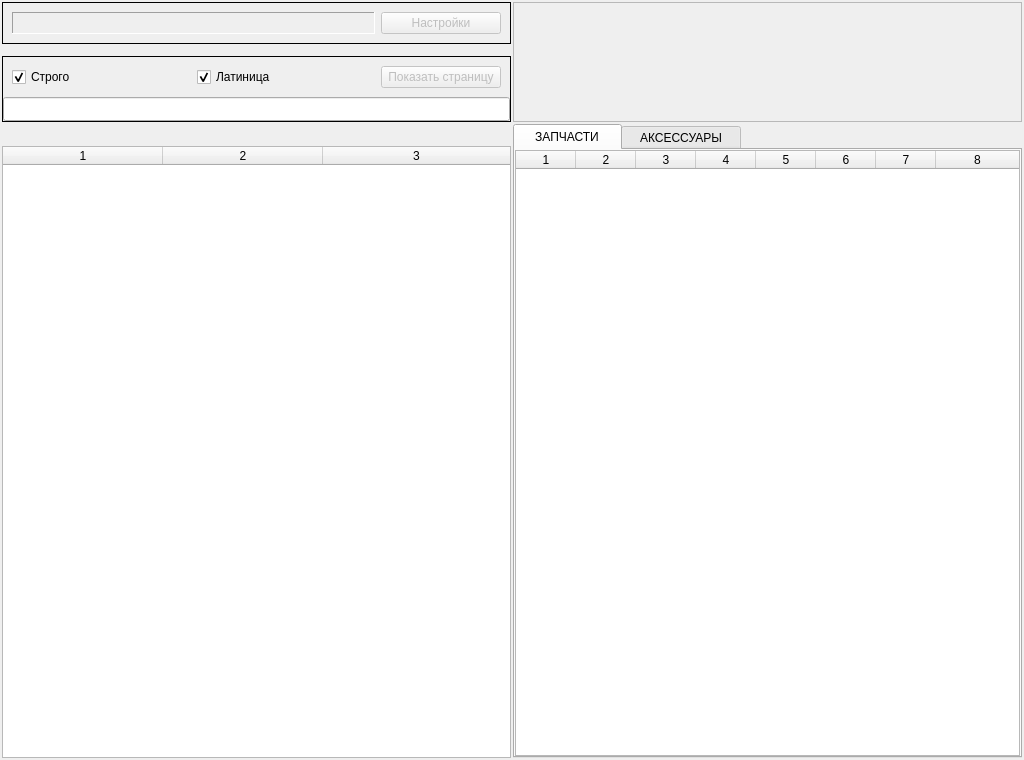
Before: the Qt Designer form window_main.ui in Wrexan/MDA, drawn with Qt 5.
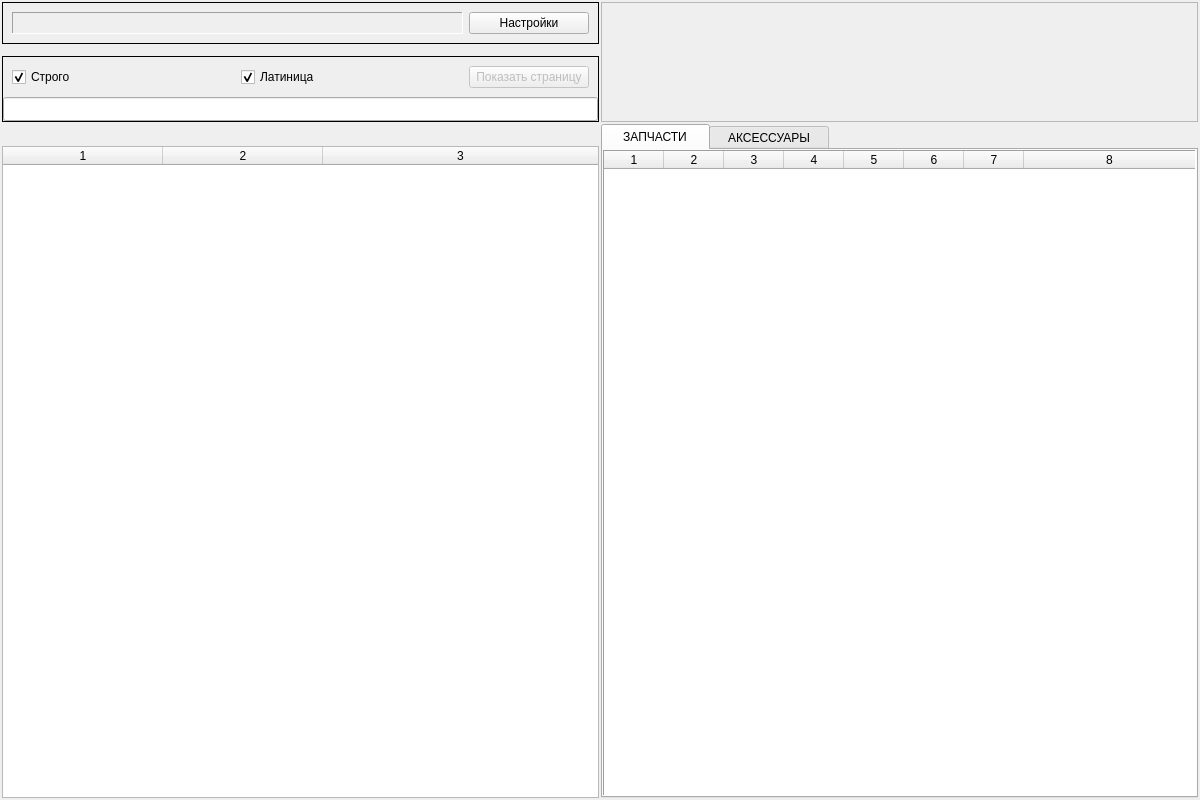
After: the same form once the commit is applied. Icons and pictures are not drawn.

What changed in the file:
```diff
--- a/window_main.ui
+++ b/window_main.ui
@@ -6,8 +6,8 @@
    <rect>
     <x>0</x>
     <y>0</y>
-    <width>1024</width>
-    <height>760</height>
+    <width>1200</width>
+    <height>800</height>
    </rect>
   </property>
   <property name="windowTitle">
@@ -137,9 +137,6 @@
              </item>
              <item>
               <widget class="QPushButton" name="pushButton_2">
-               <property name="enabled">
-                <bool>false</bool>
-               </property>
                <property name="maximumSize">
                 <size>
                  <width>120</width>
@@ -338,7 +335,7 @@
            <rect>
             <x>0</x>
             <y>0</y>
-            <width>507</width>
+            <width>595</width>
             <height>118</height>
            </rect>
           </property>
@@ -476,7 +473,7 @@
              </size>
             </property>
             <property name="horizontalScrollBarPolicy">
-             <enum>Qt::ScrollBarAlwaysOff</enum>
+             <enum>Qt::ScrollBarAsNeeded</enum>
             </property>
             <property name="sizeAdjustPolicy">
              <enum>QAbstractScrollArea::AdjustIgnored</enum>
@@ -565,6 +562,12 @@
            <string>   ЗАПЧАСТИ   </string>
           </attribute>
           <layout class="QVBoxLayout" name="verticalLayout_5">
+           <property name="spacing">
+            <number>0</number>
+           </property>
+           <property name="sizeConstraint">
+            <enum>QLayout::SetMaximumSize</enum>
+           </property>
            <property name="leftMargin">
             <number>0</number>
            </property>
@@ -579,17 +582,11 @@
            </property>
            <item>
             <widget class="QTableWidget" name="table_parts">
-             <property name="maximumSize">
-              <size>
-               <width>16777215</width>
-               <height>16777215</height>
-              </size>
+             <property name="frameShape">
+              <enum>QFrame::Panel</enum>
              </property>
              <property name="horizontalScrollBarPolicy">
-              <enum>Qt::ScrollBarAlwaysOff</enum>
-             </property>
-             <property name="sizeAdjustPolicy">
-              <enum>QAbstractScrollArea::AdjustIgnored</enum>
+              <enum>Qt::ScrollBarAsNeeded</enum>
              </property>
              <property name="autoScrollMargin">
               <number>16</number>
@@ -603,6 +600,9 @@
              <property name="selectionBehavior">
               <enum>QAbstractItemView::SelectRows</enum>
              </property>
+             <property name="showGrid">
+              <bool>false</bool>
+             </property>
              <property name="columnCount">
               <number>8</number>
              </property>
@@ -610,7 +610,7 @@
               <bool>false</bool>
              </attribute>
              <attribute name="horizontalHeaderMinimumSectionSize">
-              <number>14</number>
+              <number>4</number>
              </attribute>
              <attribute name="horizontalHeaderDefaultSectionSize">
               <number>60</number>
```
Left out of the diff: 44 changed lines with no effect on the pictures.
